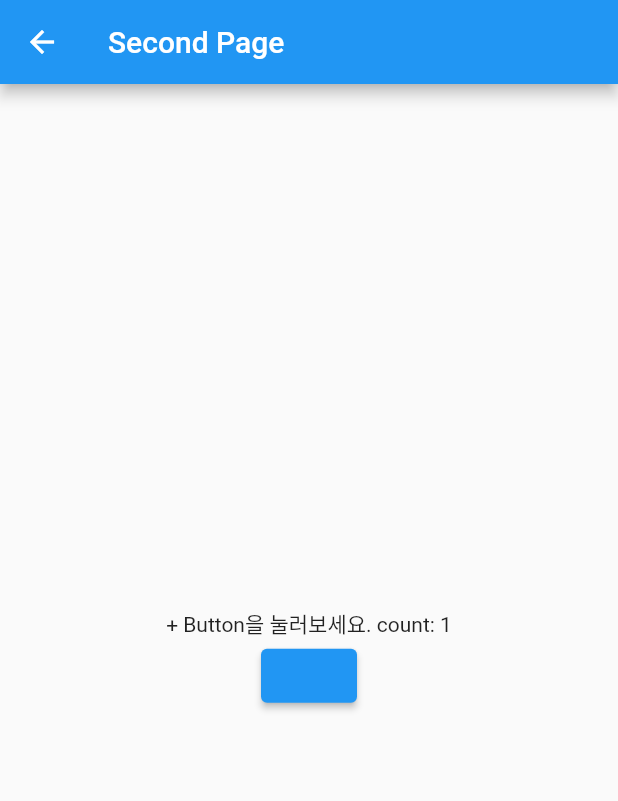
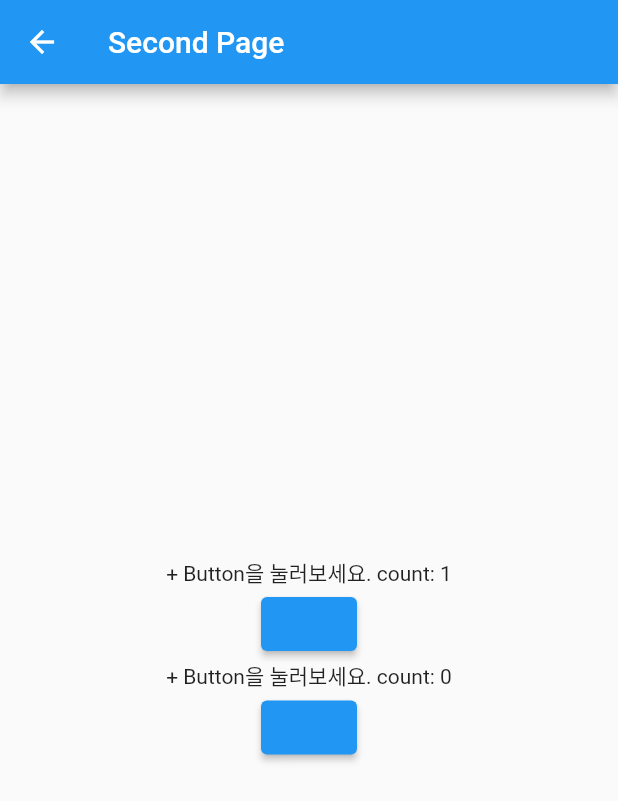
Before and after one commit to changDDAO/toy_project_flutter_demo, a Flutter app: the SecondPage screen opened directly, after a tap on an icon or button, on a phone screen of 412 x 824 dp. Shown: the top 801 px of the screen. Run offline on Flutter 3.47's test engine with Material 2 defaults, Android fonts, the phone set to English and light mode, and no system bars; our stand-ins replace get.

Commit message:
GetX Controller test delegate id

```diff
--- a/lib/plus_button_controller.dart
+++ b/lib/plus_button_controller.dart
@@ -1,8 +1,13 @@
 import 'package:get/get.dart';
 class PlusButtonController extends GetxController{
-  int count = 0;
-  void increase() {
-    count++;
+  int countUp = 0;
+  int countDown = 0;
+  void increaseUpButton() {
+    countUp++;
+    update();
+  }
+  void increaseDownButton() {
+    countDown++;
     update();
   }
 }
--- a/lib/second_page.dart
+++ b/lib/second_page.dart
@@ -18,18 +18,35 @@ class SecondPage extends StatelessWidget {
           children: [
             GetBuilder<PlusButtonController>(
               builder: (controller){
-                return Text('+ Button을 눌러보세요. count: ${controller.count}');
+                return Text('+ Button을 눌러보세요. count: ${controller.countUp}');
               },
             ),
             ElevatedButton(
                 onPressed:(){
-                  Get.find<PlusButtonController>().increase();
+                  Get.find<PlusButtonController>().increaseUpButton();
                 },
                 child: Icon(
                   CupertinoIcons.plus,
                   color: Colors.blue,
                   size: 30,
-                )
+                ),
+
+            ),
+            GetBuilder<PlusButtonController>(
+              builder: (controller){
+                return Text('+ Button을 눌러보세요. count: ${controller.countDown}');
+              },
+            ),
+            ElevatedButton(
+              onPressed:(){
+                Get.find<PlusButtonController>().increaseDownButton();
+              },
+              child: Icon(
+                CupertinoIcons.plus,
+                color: Colors.blue,
+                size: 30,
+              ),
+
             ),
           ],
         ),
```
